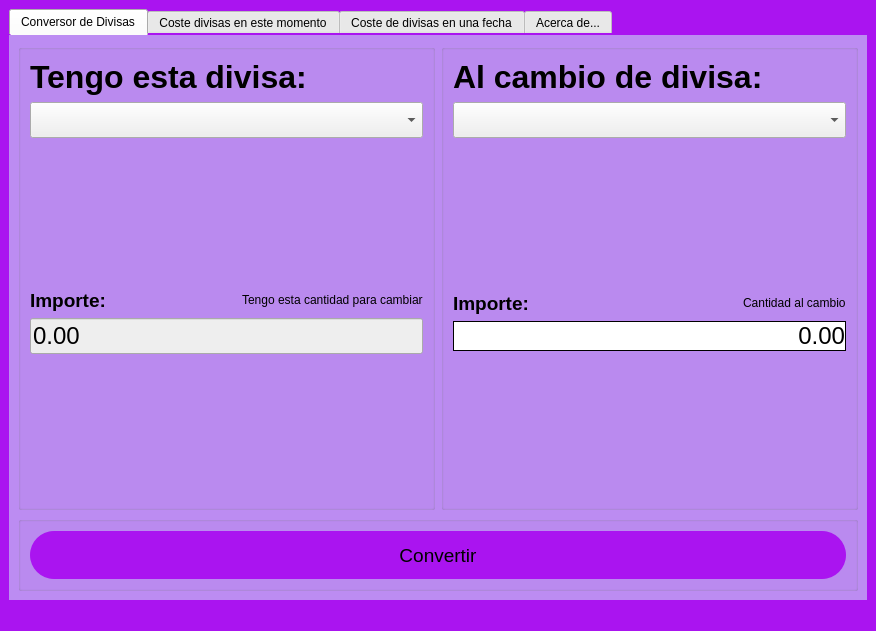
The window that ui/ventanaPrincipal.ui (dbagato/2DAM) describes before a commit, drawn with Qt 5.
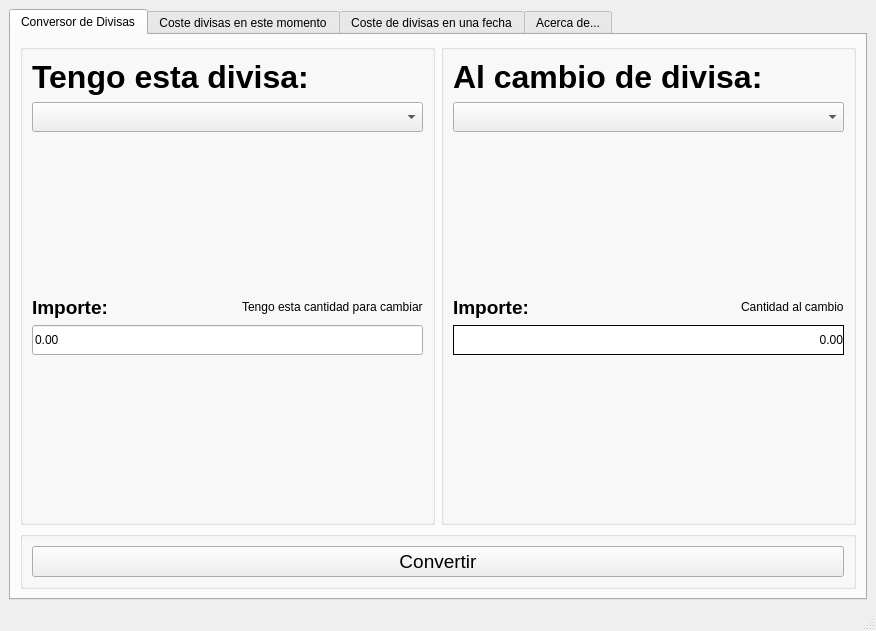
The same window after the commit.

The edit to the form file:
```diff
--- a/ui/ventanaPrincipal.ui
+++ b/ui/ventanaPrincipal.ui
@@ -14,40 +14,7 @@
    <string>MainWindow</string>
   </property>
   <property name="styleSheet">
-   <string notr="true">QMainWindow{background-color: #AA14F0;
-}
-QWidget{border-color:black}
-#tab{
-	background-color: rgb(188, 140, 242);
-}
-#tab_2{
-	background-color: rgb(188, 140, 242);
-}
-#tab_3{
-	background-color: rgb(188, 140, 242);
-}
-#tab_4{
-	background-color: rgb(188, 140, 242);
-}
-#costeFechFecha{font-size:24px
-}
-QComboBox{
-font-size:24px
-}
-#cambioDinero{font-size:24px;
-background-color: rgb(238, 238, 238);
-}
-#conversorDinero{font-size:24px;
-background-color: rgb(238, 238, 238);
-}
-QListWidget{background-color: rgb(238, 238, 238);
-}
-QPushButton{
-  background-color: #AA14F0;
-  border-radius: 24px;
-  border-style: none;
-  height: 48px;
-}
+   <string notr="true">
 </string>
   </property>
   <widget class="QWidget" name="centralwidget">
```
